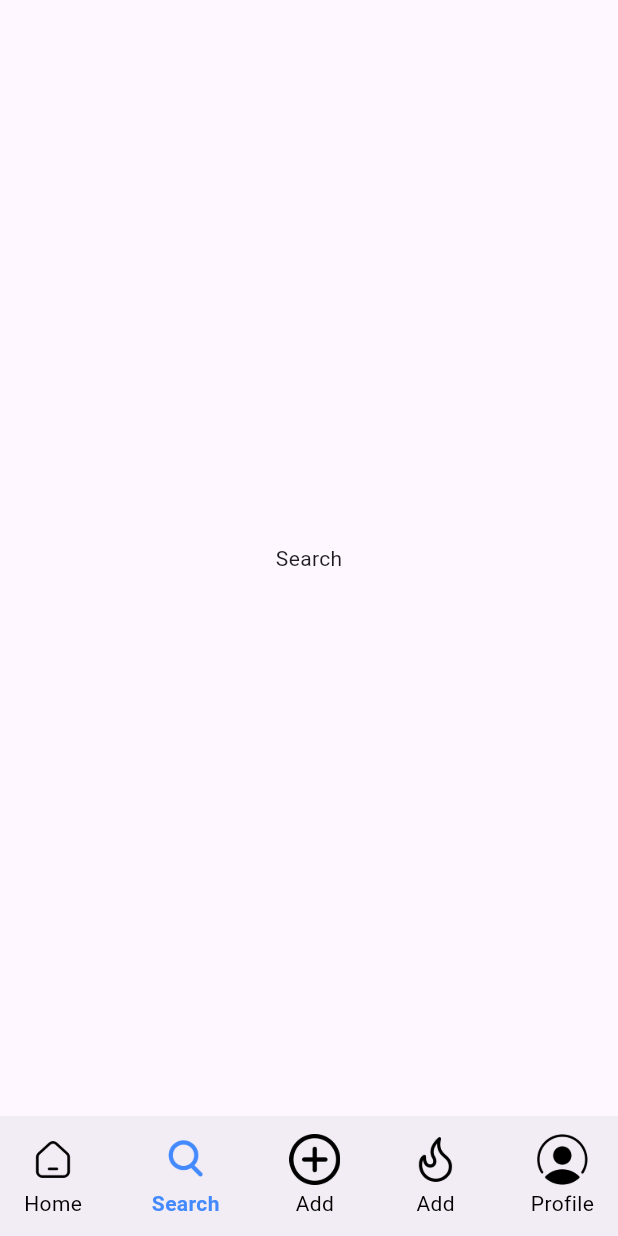
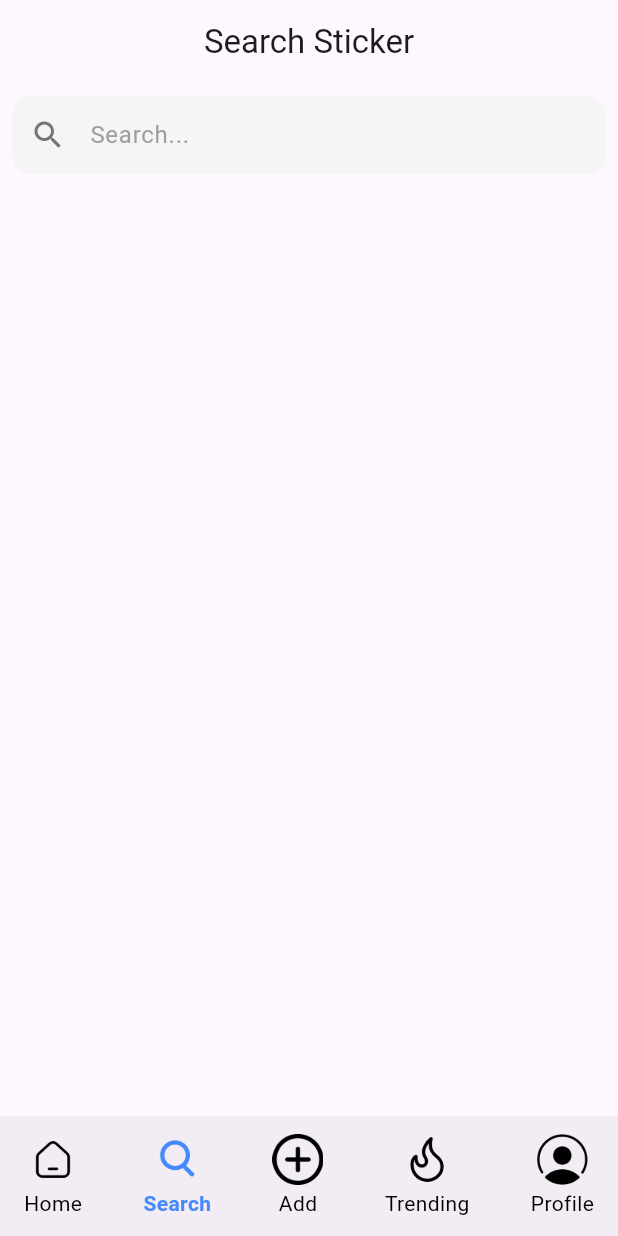
Before and after one commit to wahab499/whatsapp_stickers_app, a Flutter app: the screen it shows after launch, item 2 of the bottom bar chosen, on a phone screen of 412 x 824 dp. Run offline on Flutter 3.47's test engine with Material 3 defaults, Android fonts, the phone set to English and light mode, and no system bars.

Commit message:
whatsapp sticker app start

```diff
--- a/lib/pages/search.dart
+++ b/lib/pages/search.dart
@@ -5,6 +5,38 @@ class Search extends StatelessWidget {
 
   @override
   Widget build(BuildContext context) {
-    return Scaffold(body: Center(child: Text('Search')));
+    return Scaffold(
+      appBar: AppBar(title: Center(child: Text('Search Sticker'))),
+      body: Padding(
+        padding: const EdgeInsets.all(8.0),
+        child: Column(
+          children: [
+            TextFormField(
+              decoration: InputDecoration(
+                hintText: 'Search...',
+                hintStyle: TextStyle(color: Colors.grey[500], fontSize: 16),
+                prefixIcon: Icon(Icons.search, color: Colors.grey[600]),
+                filled: true,
+                fillColor: Colors.grey[100],
+                contentPadding: EdgeInsets.symmetric(
+                  vertical: 14.0,
+                  horizontal: 16.0,
+                ),
+                enabledBorder: OutlineInputBorder(
+                  borderRadius: BorderRadius.circular(12.0),
+                  borderSide: BorderSide(color: Colors.transparent),
+                ),
+                focusedBorder: OutlineInputBorder(
+                  borderRadius: BorderRadius.circular(12.0),
+                  borderSide: BorderSide(color: Colors.blueAccent, width: 1.5),
+                ),
+              ),
+              style: TextStyle(color: Colors.black87, fontSize: 16),
+              onChanged: (value) {},
+            ),
+          ],
+        ),
+      ),
+    );
   }
 }
--- a/lib/widget/btm_nav_bar.dart
+++ b/lib/widget/btm_nav_bar.dart
@@ -48,7 +48,7 @@ class _BtmNavBarState extends State<BtmNavBar> {
               _buildNavItem('assets/icons/home.png', 'Home', 0),
               _buildNavItem('assets/icons/search.png', 'Search', 1),
               _buildNavItem('assets/icons/add.png', 'Add', 2),
-              _buildNavItem('assets/icons/trending.png', 'Add', 3),
+              _buildNavItem('assets/icons/trending.png', 'Trending', 3),
               _buildNavItem('assets/icons/profile.png', 'Profile', 4),
             ],
           ),
```
Also changed, not shown: lib/pages/create_sticker.dart (+14 -1 lines), lib/pages/home.dart (+54 -1 lines), lib/pages/profile.dart (+57 -1 lines), assets/images/rockfunny.png (added).
